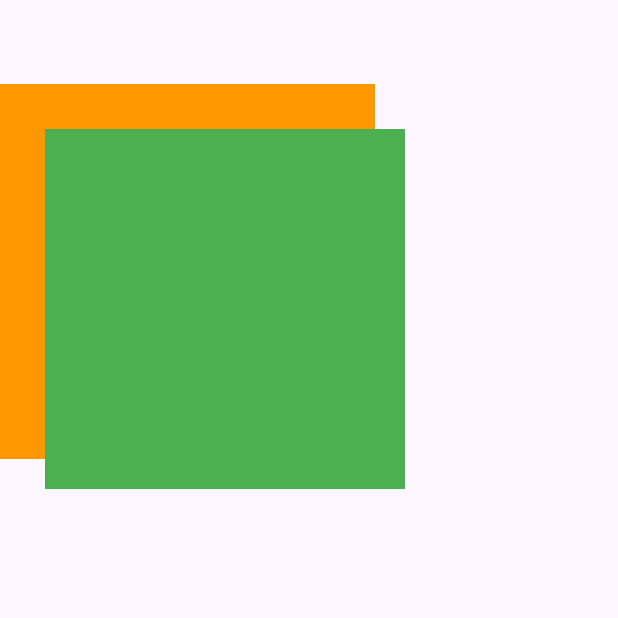
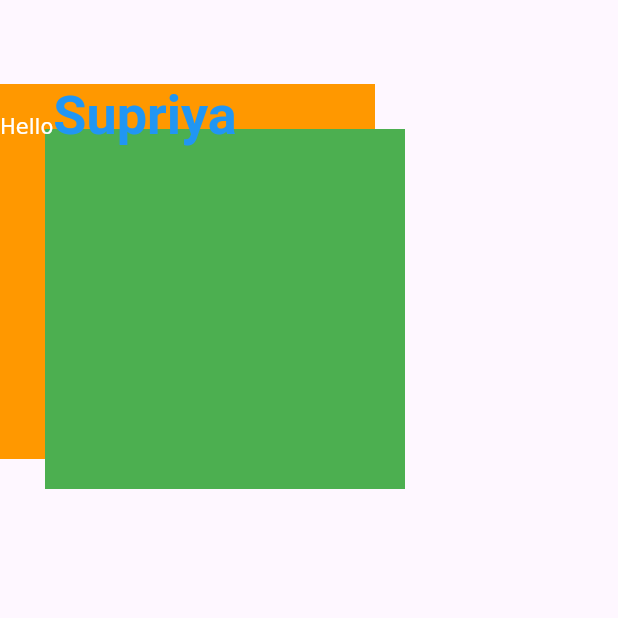
Before and after one commit to sup0808/Flutter_firstapp, a Flutter app: the screen it shows after launch, on a phone screen of 412 x 824 dp, the top half of it. Run offline on Flutter 3.47's test engine with Material 3 defaults, Android fonts, the light colour scheme and no system bars; our stand-ins replace font_awesome_flutter.

Commit message:
Tich Widget

```diff
--- a/lib/main.dart
+++ b/lib/main.dart
@@ -138,6 +138,13 @@ class _StackPage extends State<MyHomePage> {
                 color: Colors.green,
               ),
             ),
+
+            RichText(text: TextSpan(
+              children:<TextSpan>[
+                    TextSpan(text:"Hello"),
+                    TextSpan(text:  "Supriya", style: TextStyle(fontSize: 36, fontWeight: FontWeight.bold, color: Colors.blue ))
+              ]
+            ))
 
           ],
         ),
```
